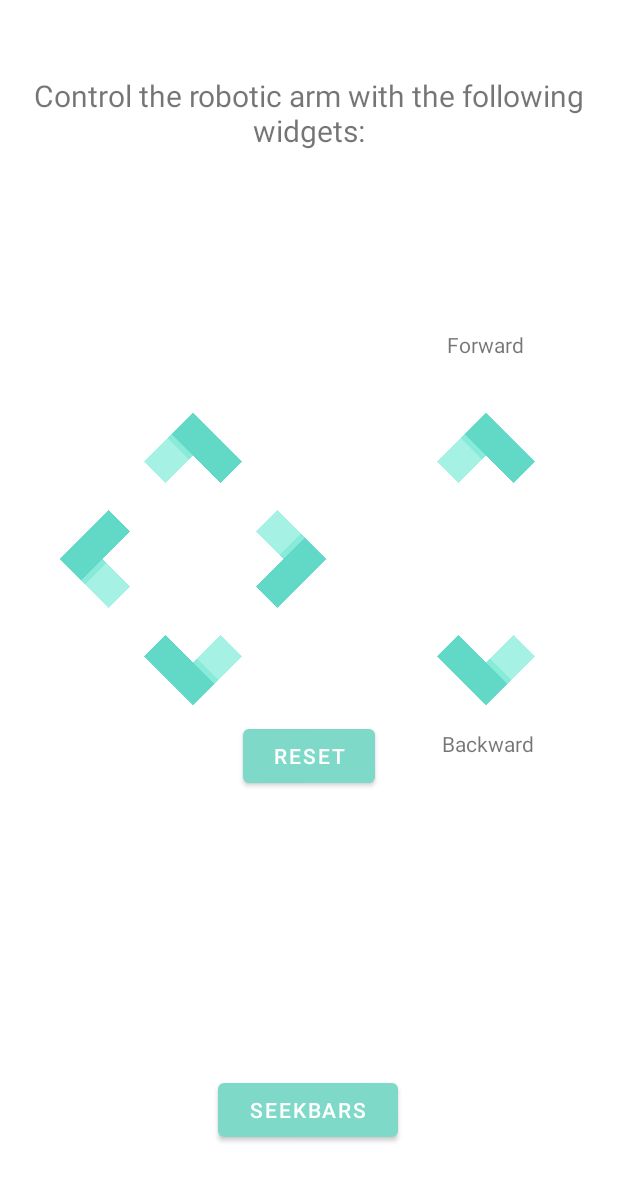
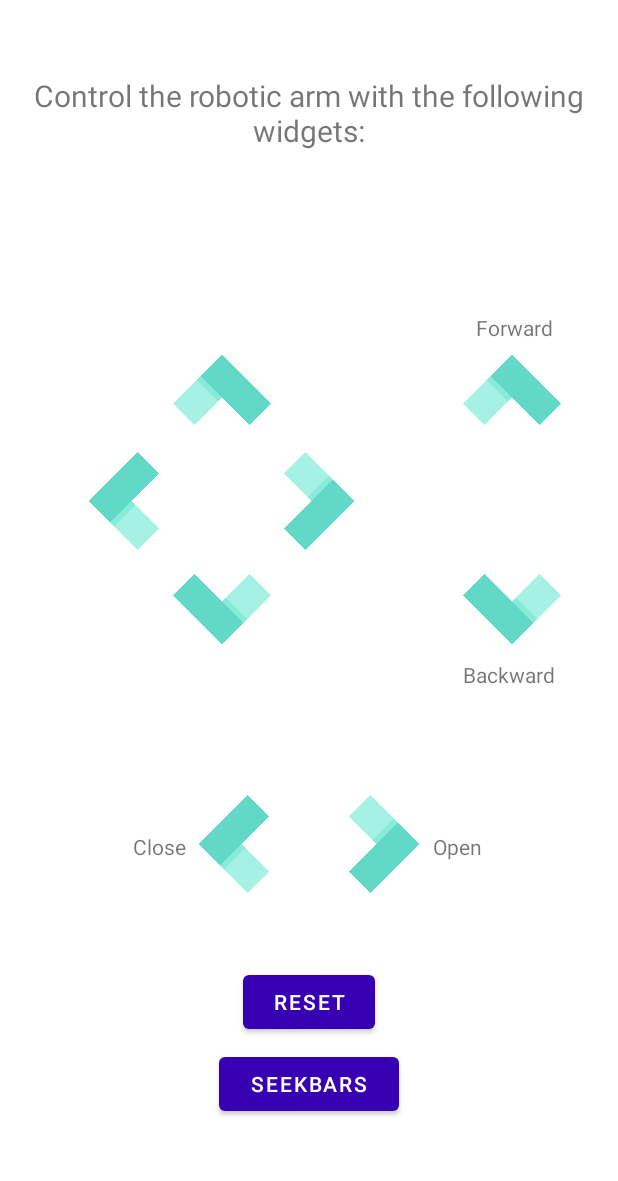
Before and after one commit to ETS-Android3/ArmBot_Java_Android_Studio, an Android app: the layout fragment_controller_buttons.xml on its own in the app's theme, with its tools: preview values and no code run, on a phone screen of 412 x 824 dp. Shown: the top 1181 px of the screen. Run offline under Robolectric (Android 15) with nearby library versions, the phone set to English and light mode, and no system bars.

Commit message:
Upgrade project to 7.0.4 version

```diff
--- a/app/src/main/res/layout/fragment_controller_buttons.xml
+++ b/app/src/main/res/layout/fragment_controller_buttons.xml
@@ -5,6 +5,19 @@
     android:layout_width="match_parent"
     android:layout_height="match_parent"
     tools:context=".ui.controller_buttons.ControllerButtonsFragment">
+
+    <TextView
+        android:id="@+id/textViewUp6"
+        android:layout_width="wrap_content"
+        android:layout_height="wrap_content"
+        android:layout_marginStart="100dp"
+        android:text="@string/controller_open_arrow_text"
+        app:layout_constraintBottom_toBottomOf="parent"
+        app:layout_constraintEnd_toEndOf="parent"
+        app:layout_constraintHorizontal_bias="0.676"
+        app:layout_constraintStart_toStartOf="parent"
+        app:layout_constraintTop_toTopOf="parent"
+        app:layout_constraintVertical_bias="0.689" />
 
     <TextView
         android:id="@+id/configuration_text"
@@ -22,11 +35,12 @@
         android:id="@+id/button"
         android:layout_width="wrap_content"
         android:layout_height="wrap_content"
-        android:layout_marginTop="480dp"
         android:text="@string/controller_reset_button_text"
+        app:layout_constraintBottom_toBottomOf="parent"
         app:layout_constraintEnd_toEndOf="parent"
         app:layout_constraintStart_toStartOf="parent"
-        app:layout_constraintTop_toTopOf="parent" />
+        app:layout_constraintTop_toTopOf="parent"
+        app:layout_constraintVertical_bias="0.83" />
 
     <ImageButton
         android:id="@+id/imageButtonForwardArrow"
@@ -37,10 +51,11 @@
         android:scaleType="fitXY"
         app:layout_constraintBottom_toBottomOf="parent"
         app:layout_constraintEnd_toEndOf="parent"
-        app:layout_constraintHorizontal_bias="0.841"
+        app:layout_constraintHorizontal_bias="0.89"
         app:layout_constraintStart_toStartOf="parent"
         app:layout_constraintTop_toTopOf="parent"
-        app:layout_constraintVertical_bias="0.351" />
+        app:layout_constraintVertical_bias="0.3"
+        tools:ignore="ImageContrastCheck" />
 
     <ImageButton
         android:id="@+id/imageButtonUpArrow"
@@ -51,10 +66,11 @@
         android:scaleType="fitXY"
         app:layout_constraintBottom_toBottomOf="parent"
         app:layout_constraintEnd_toEndOf="parent"
-        app:layout_constraintHorizontal_bias="0.277"
+        app:layout_constraintHorizontal_bias="0.332"
         app:layout_constraintStart_toStartOf="parent"
         app:layout_constraintTop_toTopOf="parent"
-        app:layout_constraintVertical_bias="0.351" />
+        app:layout_constraintVertical_bias="0.3"
+        tools:ignore="ImageContrastCheck" />
 
     <ImageButton
         android:id="@+id/imageButtonLeftArrow"
@@ -66,10 +82,27 @@
         android:scaleType="fitXY"
         app:layout_constraintBottom_toBottomOf="parent"
         app:layout_constraintEnd_toEndOf="parent"
-        app:layout_constraintHorizontal_bias="0.089"
+        app:layout_constraintHorizontal_bias="0.144"
         app:layout_constraintStart_toStartOf="parent"
         app:layout_constraintTop_toTopOf="parent"
-        app:layout_constraintVertical_bias="0.448" />
+        app:layout_constraintVertical_bias="0.397"
+        tools:ignore="ImageContrastCheck" />
+
+    <ImageButton
+        android:id="@+id/imageButtonLeftArrow2"
+        android:layout_width="65dp"
+        android:layout_height="65dp"
+        android:layout_marginEnd="100dp"
+        android:background="@drawable/arrow"
+        android:contentDescription="@string/controller_close_arrow"
+        android:rotation="-90"
+        android:scaleType="fitXY"
+        app:layout_constraintBottom_toBottomOf="parent"
+        app:layout_constraintEnd_toEndOf="parent"
+        app:layout_constraintStart_toStartOf="parent"
+        app:layout_constraintTop_toTopOf="parent"
+        app:layout_constraintVertical_bias="0.699"
+        tools:ignore="ImageContrastCheck" />
 
     <ImageButton
         android:id="@+id/imageButtonDownArrow"
@@ -81,10 +114,11 @@
         android:scaleType="fitXY"
         app:layout_constraintBottom_toBottomOf="parent"
         app:layout_constraintEnd_toEndOf="parent"
-        app:layout_constraintHorizontal_bias="0.277"
+        app:layout_constraintHorizontal_bias="0.332"
         app:layout_constraintStart_toStartOf="parent"
         app:layout_constraintTop_toTopOf="parent"
-        app:layout_constraintVertical_bias="0.546" />
+        app:layout_constraintVertical_bias="0.492"
+        tools:ignore="ImageContrastCheck" />
 
     <ImageButton
         android:id="@+id/imageButtonBackwardArrow"
@@ -96,36 +130,49 @@
         android:scaleType="fitXY"
         app:layout_constraintBottom_toBottomOf="parent"
         app:layout_constraintEnd_toEndOf="parent"
-        app:layout_constraintHorizontal_bias="0.841"
+        app:layout_constraintHorizontal_bias="0.89"
         app:layout_constraintStart_toStartOf="parent"
         app:layout_constraintTop_toTopOf="parent"
-        app:layout_constraintVertical_bias="0.546" />
+        app:layout_constraintVertical_bias="0.492"
+        tools:ignore="ImageContrastCheck" />
 
     <TextView
         android:id="@+id/textView3"
         android:layout_width="wrap_content"
         android:layout_height="wrap_content"
-        android:layout_marginTop="133dp"
+        android:layout_marginTop="90dp"
         android:text="@string/controller_backward_arrow_text"
         app:layout_constraintBottom_toBottomOf="parent"
         app:layout_constraintEnd_toEndOf="parent"
-        app:layout_constraintHorizontal_bias="0.84"
+        app:layout_constraintHorizontal_bias="0.88"
         app:layout_constraintStart_toStartOf="parent"
         app:layout_constraintTop_toTopOf="parent"
-        app:layout_constraintVertical_bias="0.525" />
+        app:layout_constraintVertical_bias="0.49" />
 
     <TextView
         android:id="@+id/textView2"
         android:layout_width="wrap_content"
         android:layout_height="wrap_content"
-        android:layout_marginTop="133dp"
+        android:layout_marginBottom="110dp"
         android:text="@string/controller_forward_arrow_text"
         app:layout_constraintBottom_toBottomOf="parent"
         app:layout_constraintEnd_toEndOf="parent"
-        app:layout_constraintHorizontal_bias="0.827"
+        app:layout_constraintHorizontal_bias="0.88"
         app:layout_constraintStart_toStartOf="parent"
         app:layout_constraintTop_toTopOf="parent"
-        app:layout_constraintVertical_bias="0.129" />
+        app:layout_constraintVertical_bias="0.3" />
+
+    <TextView
+        android:id="@+id/textViewUp5"
+        android:layout_width="wrap_content"
+        android:layout_height="wrap_content"
+        android:layout_marginEnd="200dp"
+        android:text="@string/controller_close_arrow_text"
+        app:layout_constraintBottom_toBottomOf="parent"
+        app:layout_constraintEnd_toEndOf="parent"
+        app:layout_constraintStart_toStartOf="parent"
+        app:layout_constraintTop_toTopOf="parent"
+        app:layout_constraintVertical_bias="0.689" />
 
     <ImageButton
         android:id="@+id/imageButtonRightArrow"
@@ -137,10 +184,27 @@
         android:scaleType="fitXY"
         app:layout_constraintBottom_toBottomOf="parent"
         app:layout_constraintEnd_toEndOf="parent"
-        app:layout_constraintHorizontal_bias="0.465"
+        app:layout_constraintHorizontal_bias="0.52"
         app:layout_constraintStart_toStartOf="parent"
         app:layout_constraintTop_toTopOf="parent"
-        app:layout_constraintVertical_bias="0.448" />
+        app:layout_constraintVertical_bias="0.397"
+        tools:ignore="ImageContrastCheck" />
+
+    <ImageButton
+        android:id="@+id/imageButtonRightArrow2"
+        android:layout_width="65dp"
+        android:layout_height="65dp"
+        android:layout_marginStart="100dp"
+        android:background="@drawable/arrow"
+        android:contentDescription="@string/controller_open_arrow"
+        android:rotation="90"
+        android:scaleType="fitXY"
+        app:layout_constraintBottom_toBottomOf="parent"
+        app:layout_constraintEnd_toEndOf="parent"
+        app:layout_constraintStart_toStartOf="parent"
+        app:layout_constraintTop_toTopOf="parent"
+        app:layout_constraintVertical_bias="0.699"
+        tools:ignore="ImageContrastCheck" />
 
     <Button
         android:id="@+id/buttonSeekbarController"
@@ -151,9 +215,8 @@
         android:text="@string/controller_seekbar_buttons_text"
         app:layout_constraintBottom_toBottomOf="parent"
         app:layout_constraintEnd_toEndOf="parent"
-        app:layout_constraintHorizontal_bias="0.498"
         app:layout_constraintStart_toStartOf="parent"
         app:layout_constraintTop_toTopOf="parent"
-        app:layout_constraintVertical_bias="0.923" />
+        app:layout_constraintVertical_bias="0.9" />
 
 </androidx.constraintlayout.widget.ConstraintLayout>
--- a/app/src/main/res/layout/fragment_controller_seekbars.xml
+++ b/app/src/main/res/layout/fragment_controller_seekbars.xml
@@ -15,10 +15,9 @@
         android:text="@string/controller_buttons_text"
         app:layout_constraintBottom_toBottomOf="parent"
         app:layout_constraintEnd_toEndOf="parent"
-        app:layout_constraintHorizontal_bias="0.498"
         app:layout_constraintStart_toStartOf="parent"
         app:layout_constraintTop_toTopOf="parent"
-        app:layout_constraintVertical_bias="0.932" />
+        app:layout_constraintVertical_bias="0.9" />
 
     <TextView
         android:id="@+id/configuration_text"
@@ -167,9 +166,10 @@
         android:id="@+id/button"
         android:layout_width="wrap_content"
         android:layout_height="wrap_content"
-        android:layout_marginTop="480dp"
         android:text="@string/controller_reset_button_text"
+        app:layout_constraintBottom_toBottomOf="parent"
         app:layout_constraintEnd_toEndOf="parent"
         app:layout_constraintStart_toStartOf="parent"
-        app:layout_constraintTop_toTopOf="parent" />
+        app:layout_constraintTop_toTopOf="parent"
+        app:layout_constraintVertical_bias="0.83" />
 </androidx.constraintlayout.widget.ConstraintLayout>
--- a/app/src/main/res/layout/fragment_home.xml
+++ b/app/src/main/res/layout/fragment_home.xml
@@ -4,17 +4,19 @@
     xmlns:tools="http://schemas.android.com/tools"
     android:layout_width="match_parent"
     android:layout_height="match_parent"
-    tools:context=".ui.home.HomeFragment"
-    android:background="@drawable/home_page_background_image">
+    android:background="@drawable/armbot"
+    tools:context=".ui.home.HomeFragment">
 
     <Button
         android:id="@+id/enter_button"
-        android:layout_width="wrap_content"
-        android:layout_height="wrap_content"
-        android:layout_marginBottom="100dp"
-        android:backgroundTint="@color/purple_500"
+        android:layout_width="125dp"
+        android:layout_height="50dp"
+        android:backgroundTint="@color/blue"
         android:text="@string/home_enter_button"
         app:layout_constraintBottom_toBottomOf="parent"
         app:layout_constraintEnd_toEndOf="parent"
-        app:layout_constraintStart_toStartOf="parent" />
+        app:layout_constraintStart_toStartOf="parent"
+        app:layout_constraintTop_toTopOf="parent"
+        app:layout_constraintVertical_bias="0.78"
+        tools:ignore="TextContrastCheck" />
 </androidx.constraintlayout.widget.ConstraintLayout>
--- a/app/src/main/res/values/colors.xml
+++ b/app/src/main/res/values/colors.xml
@@ -8,4 +8,7 @@
     <color name="black">#FF000000</color>
     <color name="white">#FFFFFFFF</color>
     <color name="light_green">#7ED9C8</color>
+    <color name="blue">#2389EB</color>
+    <color name="dark_blue">#0f056b</color>
+    <color name="dark_purple">#9567DF</color>
 </resources>
--- a/app/src/main/res/values/strings.xml
+++ b/app/src/main/res/values/strings.xml
@@ -28,9 +28,17 @@
     <string name="controller_down_arrow">Down Arrow</string>
     <string name="controller_forward_arrow">Forward Arrow</string>
     <string name="controller_backward_arrow">Backward Arrow</string>
+    <string name="controller_open_arrow">Open Arrow</string>
+    <string name="controller_close_arrow">Close Arrow</string>
 
+    <string name="controller_up_arrow_text">Up</string>
+    <string name="controller_right_arrow_text">Right</string>
+    <string name="controller_left_arrow_text">Left</string>
+    <string name="controller_down_arrow_text">Down</string>
     <string name="controller_forward_arrow_text">Forward</string>
     <string name="controller_backward_arrow_text">Backward</string>
+    <string name="controller_open_arrow_text">Open</string>
+    <string name="controller_close_arrow_text">Close</string>
 
     <string name="controller_seekbar_buttons_text">Seekbars</string>
     <string name="controller_buttons_text">Buttons</string>
--- a/app/src/main/res/values/themes.xml
+++ b/app/src/main/res/values/themes.xml
@@ -2,11 +2,11 @@
     <!-- Base application theme. -->
     <style name="Theme.ArmBot" parent="Theme.MaterialComponents.DayNight.DarkActionBar">
         <!-- Primary brand color. -->
-        <item name="colorPrimary">@color/light_green</item>
+        <item name="colorPrimary">@color/purple_700</item>
         <item name="colorPrimaryVariant">@color/purple_700</item>
         <item name="colorOnPrimary">@color/white</item>
         <!-- Secondary brand color. -->
-        <item name="colorSecondary">@color/teal_200</item>
+        <item name="colorSecondary">@color/blue</item>
         <item name="colorSecondaryVariant">@color/teal_700</item>
         <item name="colorOnSecondary">@color/black</item>
         <!-- Status bar color. -->
```
Also changed, not shown: app/src/main/res/drawable/armbot.png (added), app/src/main/res/drawable/armbot_final_logo.PNG (added), app/src/main/res/drawable/armbot_image.PNG (added).
